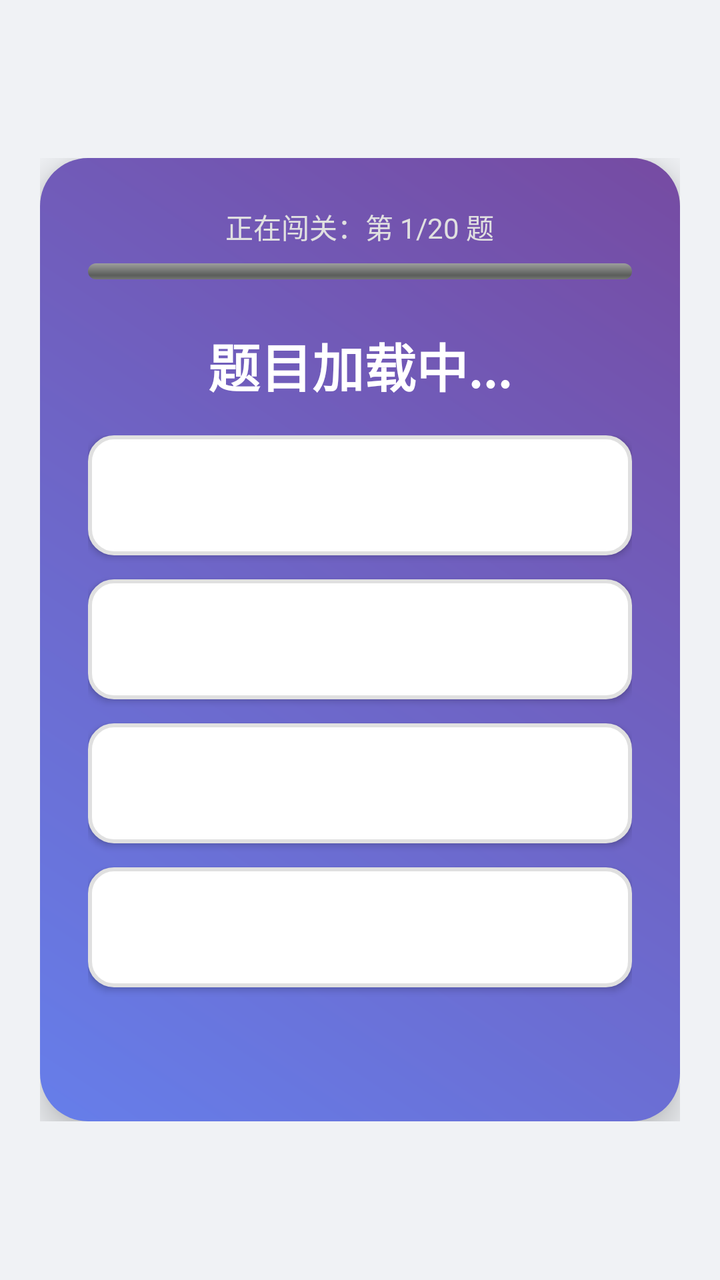
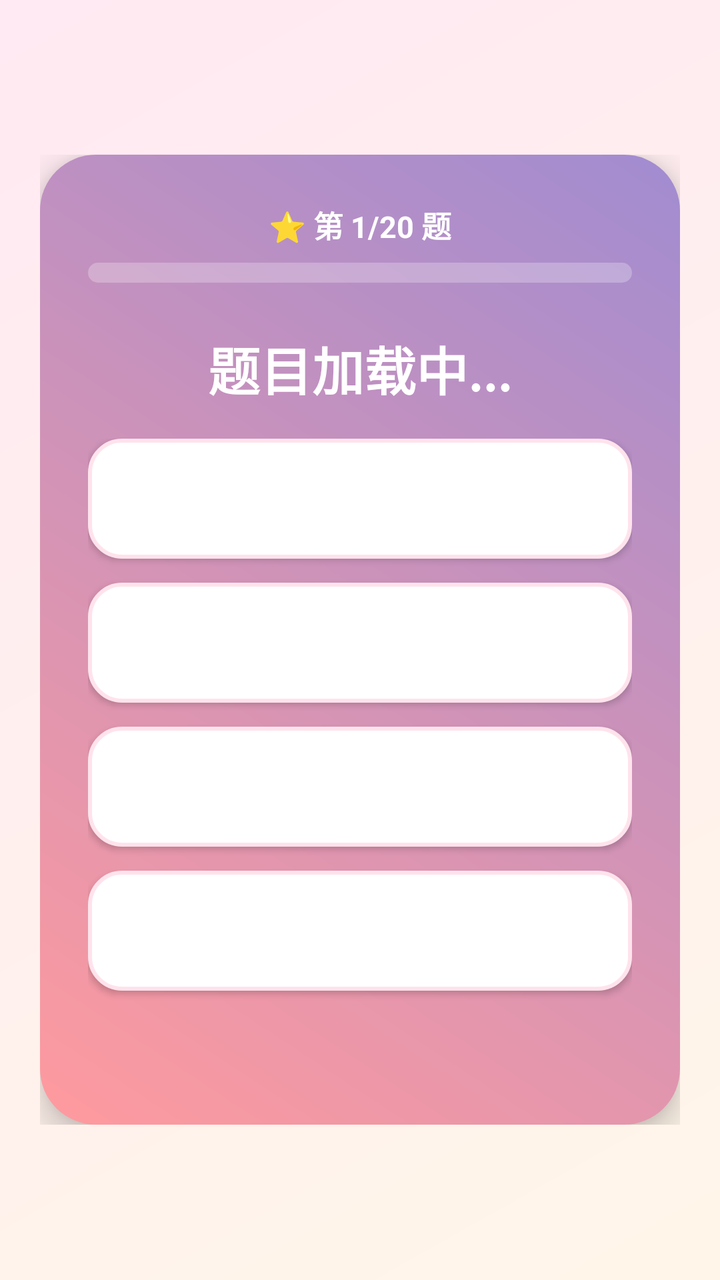

Before-and-after screenshots of an Android layout around one commit, followed by the original layout XML and the change that was made.
<!-- AndroidManifest.xml: application theme Theme.AppCompat.Light.DarkActionBar -->
<!-- res/layout/layout_floating_widget.xml -->
<?xml version="1.0" encoding="utf-8"?>
<FrameLayout xmlns:android="http://schemas.android.com/apk/res/android"
    android:id="@+id/root_container"
    android:layout_width="match_parent"
    android:layout_height="match_parent">

    
    <LinearLayout
        android:id="@+id/lock_container"
        android:layout_width="match_parent"
        android:layout_height="match_parent"
        android:background="#F0F2F5"
        android:gravity="center"
        android:orientation="vertical"
        android:padding="20dp"
        android:visibility="visible">

        
        <ScrollView
            android:layout_width="match_parent"
            android:layout_height="wrap_content"
            android:fillViewport="true"
            android:scrollbars="none">

        <LinearLayout
            android:layout_width="match_parent"
            android:layout_height="wrap_content"
            android:background="@drawable/bg_quiz_card"
            android:elevation="10dp"
            android:gravity="center"
            android:orientation="vertical"
            android:padding="24dp">

            <TextView
                android:id="@+id/tv_progress_text"
                android:layout_width="wrap_content"
                android:layout_height="wrap_content"
                android:text="正在闯关：第 1/20 题"
                android:textColor="#E0E0E0"
                android:textSize="14sp" />

            <ProgressBar
                android:id="@+id/quiz_progress_bar"
                style="?android:attr/progressBarStyleHorizontal"
                android:layout_width="match_parent"
                android:layout_height="8dp"
                android:layout_marginTop="8dp"
                android:layout_marginBottom="24dp"
                android:progressDrawable="@android:drawable/progress_horizontal"
                android:progress="0" />

            
            <TextView
                android:id="@+id/tv_parent_msg"
                android:layout_width="match_parent"
                android:layout_height="wrap_content"
                android:layout_marginBottom="10dp"
                android:background="@drawable/bg_quiz_card"
                android:padding="12dp"
                android:gravity="center"
                android:text=""
                android:textColor="#FFF59D"
                android:textSize="18sp"
                android:textStyle="bold"
                android:visibility="gone" />

            
            <LinearLayout
                android:id="@+id/quick_reply_row"
                android:layout_width="match_parent"
                android:layout_height="wrap_content"
                android:layout_marginBottom="16dp"
                android:orientation="horizontal"
                android:visibility="gone">
                <Button android:id="@+id/btn_qr_1" android:layout_width="0dp" android:layout_height="48dp" android:layout_weight="1" android:layout_margin="3dp" android:background="@drawable/btn_option_style" android:text="好的👌" android:textColor="#333333" android:textSize="15sp" android:textAllCaps="false" />
                <Button android:id="@+id/btn_qr_2" android:layout_width="0dp" android:layout_height="48dp" android:layout_weight="1" android:layout_margin="3dp" android:background="@drawable/btn_option_style" android:text="知道啦" android:textColor="#333333" android:textSize="15sp" android:textAllCaps="false" />
                <Button android:id="@+id/btn_qr_3" android:layout_width="0dp" android:layout_height="48dp" android:layout_weight="1" android:layout_margin="3dp" android:background="@drawable/btn_option_style" android:text="想你了❤️" android:textColor="#333333" android:textSize="15sp" android:textAllCaps="false" />
                <Button android:id="@+id/btn_qr_4" android:layout_width="0dp" android:layout_height="48dp" android:layout_weight="1" android:layout_margin="3dp" android:background="@drawable/btn_option_style" android:text="等下就好" android:textColor="#333333" android:textSize="15sp" android:textAllCaps="false" />
            </LinearLayout>

            <TextView
                android:id="@+id/tv_question"
                android:layout_width="wrap_content"
                android:layout_height="wrap_content"
                android:layout_marginBottom="16dp"
                android:gravity="center"
                android:text="题目加载中..."
                android:textColor="#FFFFFF"
                android:textSize="26sp"
                android:textStyle="bold" />

            <Button
                android:id="@+id/btn_replay_audio"
                android:layout_width="wrap_content"
                android:layout_height="wrap_content"
                android:layout_marginBottom="20dp"
                android:background="@drawable/btn_option_style"
                android:paddingLeft="24dp"
                android:paddingRight="24dp"
                android:text="🔊 再听一次"
                android:textAllCaps="false"
                android:textColor="#333333"
                android:textSize="18sp"
                android:visibility="gone" />

            <Button
                android:id="@+id/btn_help"
                android:layout_width="wrap_content"
                android:layout_height="wrap_content"
                android:layout_marginBottom="12dp"
                android:background="@drawable/btn_option_style"
                android:paddingLeft="24dp"
                android:paddingRight="24dp"
                android:text="💡 想一想"
                android:textAllCaps="false"
                android:textColor="#333333"
                android:textSize="16sp"
                android:visibility="gone" />

            <LinearLayout
                android:layout_width="match_parent"
                android:layout_height="wrap_content"
                android:orientation="vertical">

                <Button
                    android:id="@+id/btn_ans_1"
                    android:layout_width="match_parent"
                    android:layout_height="60dp"
                    android:layout_marginBottom="12dp"
                    android:background="@drawable/btn_option_style"
                    android:textAllCaps="false"
                    android:textColor="#333333"
                    android:textSize="18sp" />

                <Button
                    android:id="@+id/btn_ans_2"
                    android:layout_width="match_parent"
                    android:layout_height="60dp"
                    android:layout_marginBottom="12dp"
                    android:background="@drawable/btn_option_style"
                    android:textAllCaps="false"
                    android:textColor="#333333"
                    android:textSize="18sp" />

                <Button
                    android:id="@+id/btn_ans_3"
                    android:layout_width="match_parent"
                    android:layout_height="60dp"
                    android:layout_marginBottom="12dp"
                    android:background="@drawable/btn_option_style"
                    android:textAllCaps="false"
                    android:textColor="#333333"
                    android:textSize="18sp" />

                <Button
                    android:id="@+id/btn_ans_4"
                    android:layout_width="match_parent"
                    android:layout_height="60dp"
                    android:layout_marginBottom="16dp"
                    android:background="@drawable/btn_option_style"
                    android:textAllCaps="false"
                    android:textColor="#333333"
                    android:textSize="18sp" />
            </LinearLayout>

            
            <LinearLayout
                android:id="@+id/input_pad"
                android:layout_width="match_parent"
                android:layout_height="wrap_content"
                android:orientation="vertical"
                android:visibility="gone">

                <TextView
                    android:id="@+id/tv_input_display"
                    android:layout_width="match_parent"
                    android:layout_height="56dp"
                    android:layout_marginBottom="8dp"
                    android:background="@drawable/btn_option_style"
                    android:gravity="center"
                    android:text=""
                    android:textColor="#333333"
                    android:textSize="28sp"
                    android:textStyle="bold" />

                <LinearLayout android:layout_width="match_parent" android:layout_height="wrap_content" android:orientation="horizontal">
                    <Button android:id="@+id/btn_k1" android:layout_width="0dp" android:layout_height="56dp" android:layout_weight="1" android:layout_margin="3dp" android:background="@drawable/btn_option_style" android:text="1" android:textColor="#333333" android:textSize="22sp" android:textAllCaps="false" />
                    <Button android:id="@+id/btn_k2" android:layout_width="0dp" android:layout_height="56dp" android:layout_weight="1" android:layout_margin="3dp" android:background="@drawable/btn_option_style" android:text="2" android:textColor="#333333" android:textSize="22sp" android:textAllCaps="false" />
                    <Button android:id="@+id/btn_k3" android:layout_width="0dp" android:layout_height="56dp" android:layout_weight="1" android:layout_margin="3dp" android:background="@drawable/btn_option_style" android:text="3" android:textColor="#333333" android:textSize="22sp" android:textAllCaps="false" />
                </LinearLayout>
                <LinearLayout android:layout_width="match_parent" android:layout_height="wrap_content" android:orientation="horizontal">
                    <Button android:id="@+id/btn_k4" android:layout_width="0dp" android:layout_height="56dp" android:layout_weight="1" android:layout_margin="3dp" android:background="@drawable/btn_option_style" android:text="4" android:textColor="#333333" android:textSize="22sp" android:textAllCaps="false" />
                    <Button android:id="@+id/btn_k5" android:layout_width="0dp" android:layout_height="56dp" android:layout_weight="1" android:layout_margin="3dp" android:background="@drawable/btn_option_style" android:text="5" android:textColor="#333333" android:textSize="22sp" android:textAllCaps="false" />
                    <Button android:id="@+id/btn_k6" android:layout_width="0dp" android:layout_height="56dp" android:layout_weight="1" android:layout_margin="3dp" android:background="@drawable/btn_option_style" android:text="6" android:textColor="#333333" android:textSize="22sp" android:textAllCaps="false" />
                </LinearLayout>
                <LinearLayout android:layout_width="match_parent" android:layout_height="wrap_content" android:orientation="horizontal">
                    <Button android:id="@+id/btn_k7" android:layout_width="0dp" android:layout_height="56dp" android:layout_weight="1" android:layout_margin="3dp" android:background="@drawable/btn_option_style" android:text="7" android:textColor="#333333" android:textSize="22sp" android:textAllCaps="false" />
                    <Button android:id="@+id/btn_k8" android:layout_width="0dp" android:layout_height="56dp" android:layout_weight="1" android:layout_margin="3dp" android:background="@drawable/btn_option_style" android:text="8" android:textColor="#333333" android:textSize="22sp" android:textAllCaps="false" />
                    <Button android:id="@+id/btn_k9" android:layout_width="0dp" android:layout_height="56dp" android:layout_weight="1" android:layout_margin="3dp" android:background="@drawable/btn_option_style" android:text="9" android:textColor="#333333" android:textSize="22sp" android:textAllCaps="false" />
                </LinearLayout>
                <LinearLayout android:layout_width="match_parent" android:layout_height="wrap_content" android:orientation="horizontal">
                    <Button android:id="@+id/btn_kdel" android:layout_width="0dp" android:layout_height="56dp" android:layout_weight="1" android:layout_margin="3dp" android:background="@drawable/btn_option_style" android:text="⌫" android:textColor="#333333" android:textSize="22sp" android:textAllCaps="false" />
                    <Button android:id="@+id/btn_k0" android:layout_width="0dp" android:layout_height="56dp" android:layout_weight="1" android:layout_margin="3dp" android:background="@drawable/btn_option_style" android:text="0" android:textColor="#333333" android:textSize="22sp" android:textAllCaps="false" />
                    <Button android:id="@+id/btn_kok" android:layout_width="0dp" android:layout_height="56dp" android:layout_weight="1" android:layout_margin="3dp" android:background="@drawable/btn_option_style" android:text="✓ 确定" android:textColor="#333333" android:textSize="20sp" android:textAllCaps="false" />
                </LinearLayout>
            </LinearLayout>

            <TextView
                android:id="@+id/tv_feedback"
                android:layout_width="wrap_content"
                android:layout_height="wrap_content"
                android:gravity="center"
                android:textColor="#FFEB3B"
                android:textSize="20sp"
                android:textStyle="bold"
                android:visibility="invisible" />
        </LinearLayout>
        </ScrollView>
    </LinearLayout>

    
    <LinearLayout
        android:id="@+id/result_container"
        android:layout_width="match_parent"
        android:layout_height="match_parent"
        android:background="#F0F2F5"
        android:gravity="center"
        android:orientation="vertical"
        android:padding="24dp"
        android:visibility="gone">

        <LinearLayout
            android:layout_width="match_parent"
            android:layout_height="wrap_content"
            android:background="@drawable/bg_quiz_card"
            android:gravity="center"
            android:orientation="vertical"
            android:padding="32dp">

            <TextView
                android:id="@+id/tv_result_title"
                android:layout_width="wrap_content"
                android:layout_height="wrap_content"
                android:layout_marginBottom="16dp"
                android:text="挑战结束"
                android:textColor="#FFFFFF"
                android:textSize="32sp"
                android:textStyle="bold" />

            <TextView
                android:id="@+id/tv_result_desc"
                android:layout_width="wrap_content"
                android:layout_height="wrap_content"
                android:layout_marginBottom="32dp"
                android:gravity="center"
                android:text="..."
                android:textColor="#E0E0E0"
                android:textSize="18sp" />

            <Button
                android:id="@+id/btn_retry"
                android:layout_width="200dp"
                android:layout_height="60dp"
                android:background="@drawable/btn_option_style"
                android:text="重新挑战"
                android:textColor="#333333"
                android:textSize="18sp"
                android:textStyle="bold" />
        </LinearLayout>
    </LinearLayout>

    
    <LinearLayout
        android:id="@+id/timer_container"
        android:layout_width="60dp"
        android:layout_height="60dp"
        android:background="@drawable/bg_timer_widget"
        android:gravity="center"
        android:elevation="8dp"
        android:orientation="vertical"
        android:visibility="gone">

        <TextView
            android:id="@+id/tv_timer"
            android:layout_width="wrap_content"
            android:layout_height="wrap_content"
            android:text="10"
            android:textColor="#FFFFFF"
            android:textSize="20sp"
            android:textStyle="bold" />
    </LinearLayout>
</FrameLayout>
<!-- resources referenced by this layout -->
<resources>
  <!-- drawable bg_quiz_card (drawable) -->
  <?xml version="1.0" encoding="utf-8"?>
  <shape xmlns:android="http://schemas.android.com/apk/res/android">
      <gradient
          android:startColor="#667EEA"
          android:endColor="#764BA2"
          android:angle="45" />
      <corners android:radius="24dp" />
      <padding android:bottom="20dp" android:left="20dp" android:right="20dp" android:top="20dp" />
  </shape>
  <!-- drawable bg_timer_widget (drawable) -->
  <?xml version="1.0" encoding="utf-8"?>
  <shape xmlns:android="http://schemas.android.com/apk/res/android"
      android:shape="oval">
      <solid android:color="#CC000000" />
      <stroke
          android:width="2dp"
          android:color="#44FFFFFF" />
  </shape>
  <!-- drawable btn_option_style (drawable) -->
  <?xml version="1.0" encoding="utf-8"?>
  <selector xmlns:android="http://schemas.android.com/apk/res/android">
      <item android:state_pressed="true">
          <shape>
              <solid android:color="#FFD700" />
              <corners android:radius="12dp" />
          </shape>
      </item>
      <item>
          <shape>
              <solid android:color="#FFFFFF" />
              <corners android:radius="12dp" />
              <stroke android:width="2dp" android:color="#E0E0E0" />
          </shape>
      </item>
  </selector>
</resources>

<!-- the commit's change to res/layout/layout_floating_widget.xml (unified diff, before → after) -->
@@ -9,7 +9,7 @@
         android:id="@+id/lock_container"
         android:layout_width="match_parent"
         android:layout_height="match_parent"
-        android:background="#F0F2F5"
+        android:background="@drawable/bg_lock_screen"
         android:gravity="center"
         android:orientation="vertical"
         android:padding="20dp"
@@ -35,18 +35,19 @@
                 android:id="@+id/tv_progress_text"
                 android:layout_width="wrap_content"
                 android:layout_height="wrap_content"
-                android:text="正在闯关：第 1/20 题"
-                android:textColor="#E0E0E0"
-                android:textSize="14sp" />
+                android:text="⭐ 第 1/20 题"
+                android:textColor="#FFFFFF"
+                android:textStyle="bold"
+                android:textSize="15sp" />
 
             <ProgressBar
                 android:id="@+id/quiz_progress_bar"
                 style="?android:attr/progressBarStyleHorizontal"
                 android:layout_width="match_parent"
-                android:layout_height="8dp"
+                android:layout_height="10dp"
                 android:layout_marginTop="8dp"
                 android:layout_marginBottom="24dp"
-                android:progressDrawable="@android:drawable/progress_horizontal"
+                android:progressDrawable="@drawable/progress_quiz"
                 android:progress="0" />
 
             
@@ -55,11 +56,11 @@
                 android:layout_width="match_parent"
                 android:layout_height="wrap_content"
                 android:layout_marginBottom="10dp"
-                android:background="@drawable/bg_quiz_card"
+                android:background="@drawable/bg_parent_msg"
                 android:padding="12dp"
                 android:gravity="center"
                 android:text=""
-                android:textColor="#FFF59D"
+                android:textColor="#FFFFFF"
                 android:textSize="18sp"
                 android:textStyle="bold"
                 android:visibility="gone" />
@@ -94,12 +95,12 @@
                 android:layout_width="wrap_content"
                 android:layout_height="wrap_content"
                 android:layout_marginBottom="20dp"
-                android:background="@drawable/btn_option_style"
+                android:background="@drawable/btn_ghost_pill"
                 android:paddingLeft="24dp"
                 android:paddingRight="24dp"
                 android:text="🔊 再听一次"
                 android:textAllCaps="false"
-                android:textColor="#333333"
+                android:textColor="#FFFFFF"
                 android:textSize="18sp"
                 android:visibility="gone" />
 
@@ -108,12 +109,12 @@
                 android:layout_width="wrap_content"
                 android:layout_height="wrap_content"
                 android:layout_marginBottom="12dp"
-                android:background="@drawable/btn_option_style"
+                android:background="@drawable/btn_ghost_pill"
                 android:paddingLeft="24dp"
                 android:paddingRight="24dp"
                 android:text="💡 想一想"
                 android:textAllCaps="false"
-                android:textColor="#333333"
+                android:textColor="#FFFFFF"
                 android:textSize="16sp"
                 android:visibility="gone" />
 
@@ -223,7 +224,7 @@
         android:id="@+id/result_container"
         android:layout_width="match_parent"
         android:layout_height="match_parent"
-        android:background="#F0F2F5"
+        android:background="@drawable/bg_lock_screen"
         android:gravity="center"
         android:orientation="vertical"
         android:padding="24dp"
@@ -254,7 +255,7 @@
                 android:layout_marginBottom="32dp"
                 android:gravity="center"
                 android:text="..."
-                android:textColor="#E0E0E0"
+                android:textColor="#FFFFFF"
                 android:textSize="18sp" />
 
             <Button
<!-- resource entries referenced after the edit -->
@@ -1,13 +1,27 @@
 <!-- resources referenced by this layout -->
 <resources>
+  <!-- drawable bg_lock_screen (drawable) -->
+  <?xml version="1.0" encoding="utf-8"?>
+  <shape xmlns:android="http://schemas.android.com/apk/res/android">
+      <gradient
+          android:startColor="#FFF6E9"
+          android:endColor="#FFE9F2"
+          android:angle="135" />
+  </shape>
+  <!-- drawable bg_parent_msg (drawable) -->
+  <?xml version="1.0" encoding="utf-8"?>
+  <shape xmlns:android="http://schemas.android.com/apk/res/android">
+      <solid android:color="#2EFFFFFF" />
+      <corners android:radius="16dp" />
+  </shape>
   <!-- drawable bg_quiz_card (drawable) -->
   <?xml version="1.0" encoding="utf-8"?>
   <shape xmlns:android="http://schemas.android.com/apk/res/android">
       <gradient
-          android:startColor="#667EEA"
-          android:endColor="#764BA2"
+          android:startColor="#FF9A9E"
+          android:endColor="#A18CD1"
           android:angle="45" />
-      <corners android:radius="24dp" />
+      <corners android:radius="28dp" />
       <padding android:bottom="20dp" android:left="20dp" android:right="20dp" android:top="20dp" />
   </shape>
   <!-- drawable bg_timer_widget (drawable) -->
@@ -19,22 +33,58 @@
           android:width="2dp"
           android:color="#44FFFFFF" />
   </shape>
+  <!-- drawable btn_ghost_pill (drawable) -->
+  <?xml version="1.0" encoding="utf-8"?>
+  <selector xmlns:android="http://schemas.android.com/apk/res/android">
+      <item android:state_pressed="true">
+          <shape>
+              <solid android:color="#66FFFFFF" />
+              <corners android:radius="24dp" />
+              <stroke android:width="1.5dp" android:color="#FFFFFF" />
+          </shape>
+      </item>
+      <item>
+          <shape>
+              <solid android:color="#33FFFFFF" />
+              <corners android:radius="24dp" />
+              <stroke android:width="1.5dp" android:color="#AAFFFFFF" />
+          </shape>
+      </item>
+  </selector>
   <!-- drawable btn_option_style (drawable) -->
   <?xml version="1.0" encoding="utf-8"?>
   <selector xmlns:android="http://schemas.android.com/apk/res/android">
       <item android:state_pressed="true">
           <shape>
-              <solid android:color="#FFD700" />
-              <corners android:radius="12dp" />
+              <solid android:color="#FFD54F" />
+              <corners android:radius="16dp" />
           </shape>
       </item>
       <item>
           <shape>
               <solid android:color="#FFFFFF" />
-              <corners android:radius="12dp" />
-              <stroke android:width="2dp" android:color="#E0E0E0" />
+              <corners android:radius="16dp" />
+              <stroke android:width="2dp" android:color="#FFE3EC" />
           </shape>
       </item>
   </selector>
+  <!-- drawable progress_quiz (drawable) -->
+  <?xml version="1.0" encoding="utf-8"?>
+  <layer-list xmlns:android="http://schemas.android.com/apk/res/android">
+      <item android:id="@android:id/background">
+          <shape>
+              <solid android:color="#40FFFFFF" />
+              <corners android:radius="6dp" />
+          </shape>
+      </item>
+      <item android:id="@android:id/progress">
+          <clip>
+              <shape>
+                  <solid android:color="#FFD54F" />
+                  <corners android:radius="6dp" />
+              </shape>
+          </clip>
+      </item>
+  </layer-list>
 </resources>
 
